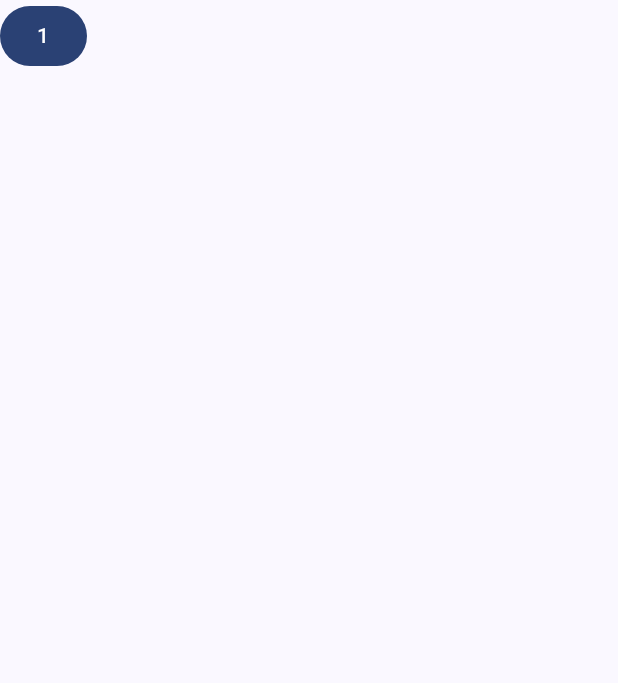
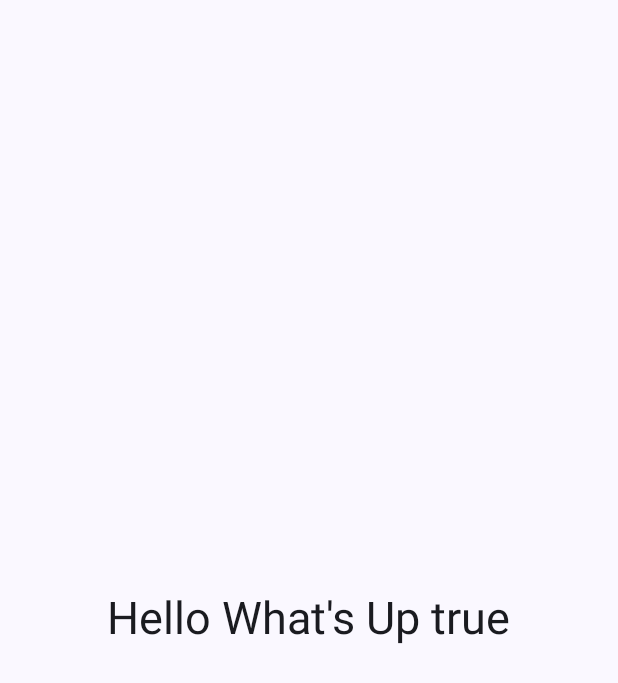
Before and after one commit to gedeastu/Effect-Handlers---Jetpack-Compose-, an Android app built with Jetpack Compose: the composable LaunchedEffectExample shown on its own in the app's theme, on a phone screen of 412 x 824 dp. Shown: the top 683 px of the screen. Run offline under Robolectric (Android 15) with nearby library versions, the phone set to English and light mode, and no system bars.

Commit message:
update launched fixing and adding new block

```diff
--- a/app/src/main/java/com/example/effecthandlers/LaunchedEffect/LaunchedEffect.kt
+++ b/app/src/main/java/com/example/effecthandlers/LaunchedEffect/LaunchedEffect.kt
@@ -1,28 +1,41 @@
 package com.example.effecthandlers.LaunchedEffect
 
-import androidx.compose.material3.Button
+import android.widget.Toast
+import androidx.compose.foundation.clickable
+import androidx.compose.foundation.layout.Box
+import androidx.compose.foundation.layout.fillMaxSize
 import androidx.compose.material3.Text
 import androidx.compose.runtime.Composable
 import androidx.compose.runtime.LaunchedEffect
-import androidx.compose.runtime.mutableIntStateOf
+import androidx.compose.runtime.getValue
+import androidx.compose.runtime.mutableStateOf
 import androidx.compose.runtime.remember
-import com.example.effecthandlers.ui.theme.EffectHandlersTheme
-import kotlinx.coroutines.delay
+import androidx.compose.runtime.setValue
+import androidx.compose.ui.Alignment
+import androidx.compose.ui.Modifier
+import androidx.compose.ui.platform.LocalContext
+import androidx.compose.ui.text.TextStyle
+import androidx.compose.ui.unit.sp
 
 @Composable
 fun LaunchedEffectExample(){
-    EffectHandlersTheme {
-        val number = remember {
-            mutableIntStateOf(1)
-        }
-        LaunchedEffect(key1 = number){
-            delay(1000L)
-            println("nubmer is ${number.intValue}")
-        }
-        Button(onClick = {
-            number.intValue++
-        }) {
-            Text(text = number.intValue.toString())
-        }
+    var state by remember { mutableStateOf(true) }
+    val context = LocalContext.current
+
+    //with state, when clicked it will show toast one more time, if do it again the toast will not showing
+    LaunchedEffect(key1 = state,){
+        //delay(1000L)
+        Toast.makeText(context,"Hello with State", Toast.LENGTH_LONG).show()
+    }
+
+    //with Unit, when launched the app the toast will showing in once time
+    LaunchedEffect(key1 = Unit,){
+        Toast.makeText(context,"Hello with Unit", Toast.LENGTH_LONG).show()
+    }
+
+    Box(modifier = Modifier.fillMaxSize(), contentAlignment = Alignment.Center){
+        Text(modifier = Modifier.clickable {
+                                           state = false
+        },text = "Hello What's Up $state", style = TextStyle(fontSize = 30.sp))
     }
 }
```
Also changed, not shown: app/src/main/java/com/example/effecthandlers/MainActivity.kt (+5 -5 lines), app/src/main/java/com/example/effecthandlers/RememberCoroutineScope/RememberCoroutineScope.kt (+5 -3 lines).
